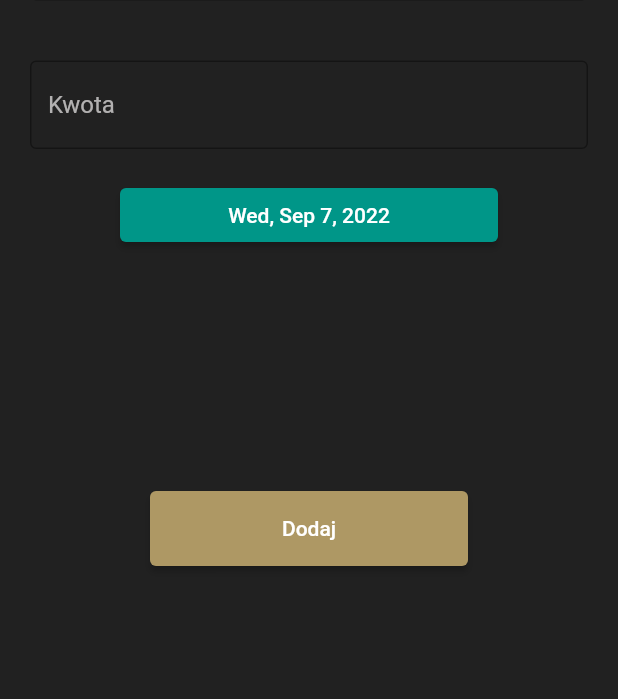
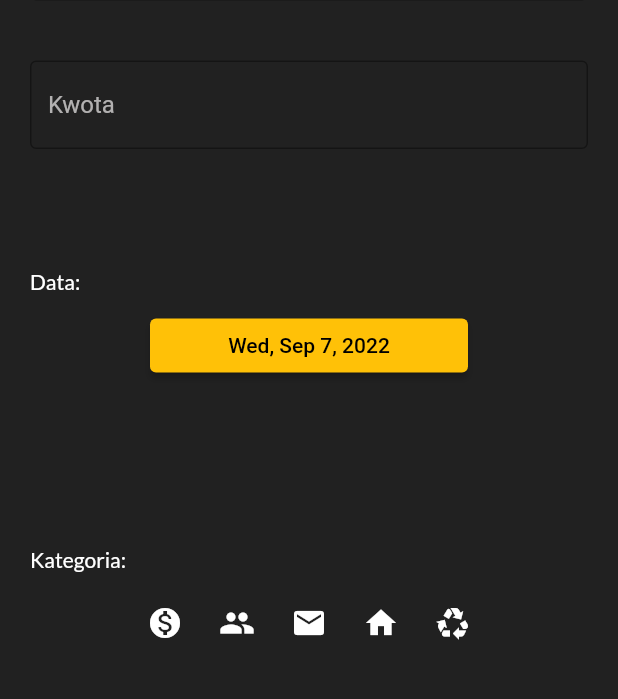
Before and after one commit to patrykstraczek/myfin, a Flutter app: the AddIncomePageBody screen opened directly, on a phone screen of 412 x 824 dp, the part 118-817 px from its top. Run offline on Flutter 3.47's test engine with Material 2 defaults, Android fonts, the phone set to English and light mode, and no system bars; our stand-ins replace bloc, cloud_firestore, firebase_auth, firebase_core, flutter_bloc, google_fonts; missing offline and left inert: flutterfire_ui; accounts and stored records are empty.

Commit message:
change AddPage design

```diff
--- a/lib/App/app.dart
+++ b/lib/App/app.dart
@@ -12,7 +12,7 @@ class MyApp extends StatelessWidget {
     return MaterialApp(
       title: 'MyFin - Moje Finanse',
       theme: ThemeData(
-        primarySwatch: Colors.teal,
+        primarySwatch: Colors.amber,
       ),
       home: const RootPage(),
     );
--- a/lib/App/features/add/pages/add_income_page_body.dart
+++ b/lib/App/features/add/pages/add_income_page_body.dart
@@ -1,5 +1,6 @@
 import 'package:cloud_firestore/cloud_firestore.dart';
 import 'package:flutter/material.dart';
+import 'package:google_fonts/google_fonts.dart';
 import 'package:myfin/App/features/add/widgets/calendar.dart';
 
 class AddIncomePageBody extends StatefulWidget {
@@ -11,6 +12,8 @@ class AddIncomePageBody extends StatefulWidget {
   @override
   State<AddIncomePageBody> createState() => _AddIncomePageBodyState();
 }
+
+List<bool> isSelected = List.generate(5, (_) => false);
 
 var incomeName = '';
 double? incomeValue;
@@ -65,11 +68,62 @@ class _AddIncomePageBodyState extends State<AddIncomePageBody> {
               ),
             ),
           ),
+          const SizedBox(height: 50),
+          Padding(
+            padding:
+                const EdgeInsets.symmetric(vertical: 10.0, horizontal: 20.0),
+            child: Text(
+              'Data:',
+              style: GoogleFonts.lato(
+                color: Colors.white,
+              ),
+            ),
+          ),
           Container(
-            padding: const EdgeInsets.symmetric(horizontal: 80),
+            padding: const EdgeInsets.symmetric(horizontal: 100),
             child: const MyCalendar(),
           ),
-          const SizedBox(height: 150),
+          const SizedBox(height: 100),
+          Padding(
+            padding:
+                const EdgeInsets.symmetric(vertical: 10.0, horizontal: 20.0),
+            child: Text(
+              'Kategoria:',
+              style: GoogleFonts.lato(
+                color: Colors.white,
+              ),
+            ),
+          ),
+          Column(
+            children: [
+              ToggleButtons(
+                children: const [
+                  Icon(Icons.monetization_on),
+                  Icon(Icons.people),
+                  Icon(Icons.local_post_office),
+                  Icon(Icons.home),
+                  Icon(Icons.recycling),
+                ],
+                color: Colors.white,
+                selectedColor: Colors.green,
+                fillColor: Colors.transparent,
+                renderBorder: false,
+                isSelected: isSelected,
+                onPressed: (int newIndex) {
+                  setState(() {
+                    for (int index = 0; index < isSelected.length; index++) {
+                      if (index == newIndex) {
+                        isSelected[index] = true;
+                      } else {
+                        isSelected[index] = false;
+                      }
+                    }
+                  });
+                },
+              ),
+            ],
+          ),
+          /* const SizedBox(height: 100),
           Padding(
             padding: const EdgeInsets.fromLTRB(100, 10, 100, 10),
             child: ElevatedButton(
@@ -90,7 +144,7 @@ class _AddIncomePageBodyState extends State<AddIncomePageBody> {
                 fixedSize: const Size(10, 50),
               ),
             ),
-          ),
+          ), */
         ],
       ),
     );
```
Also changed, not shown: lib/App/features/add/pages/add_page.dart (+7 -1 lines), lib/App/features/add/pages/add_spending_page_body.dart (+34 -2 lines).
